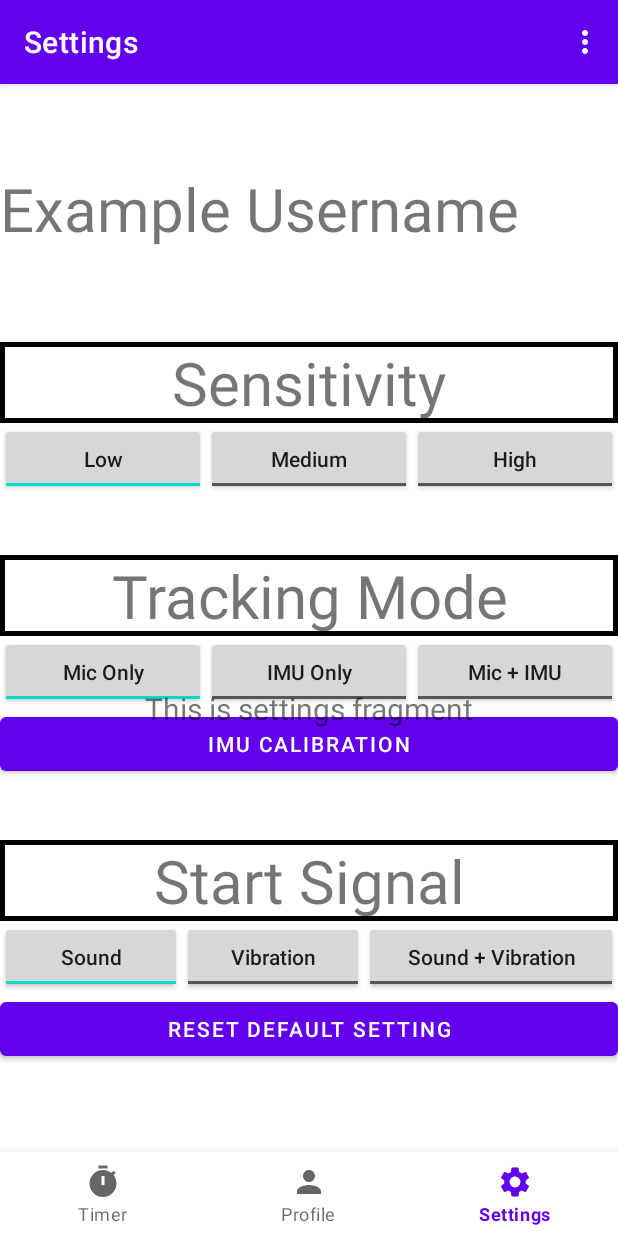
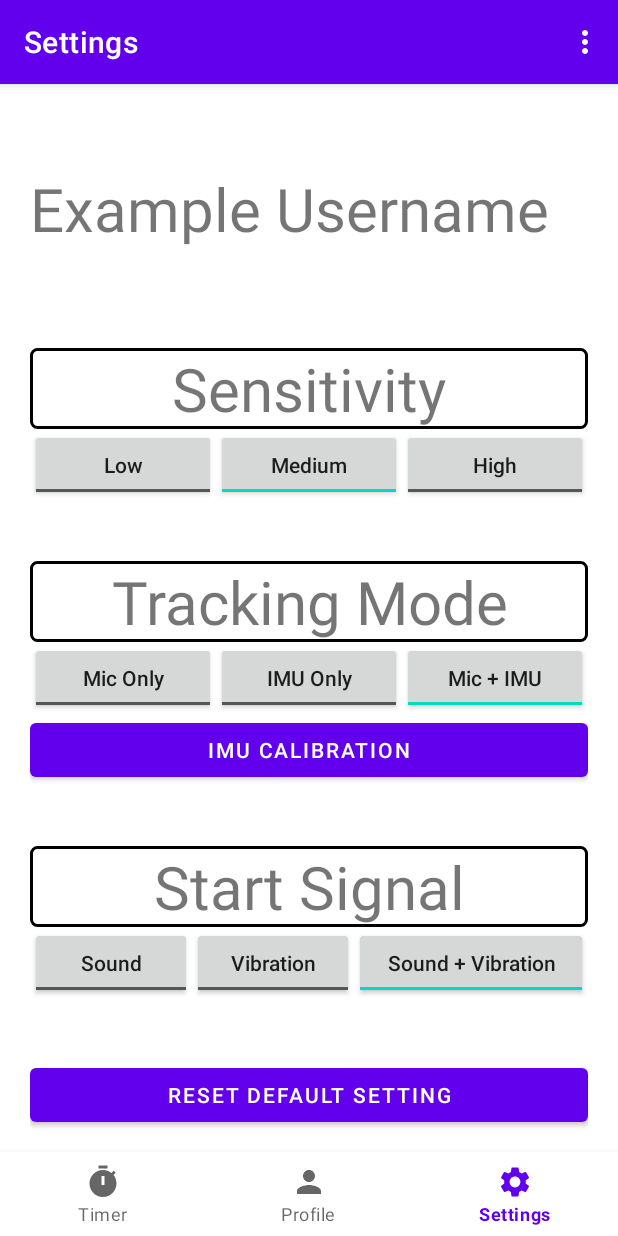
Before and after one commit to ShotPal/ShotPal, an Android app: the SettingsFragment screen opened through its navigation route, on a phone screen of 412 x 824 dp. Run offline under Robolectric (Android 15) with nearby library versions, the phone set to English and light mode, and no system bars; our stand-ins replace navigation-ui.

Commit message:
fixed button toggles in settings; implemented reset; TODO: IMU calibration

```diff
--- a/app/src/main/java/com/cs407/shotpal/ui/settings/SettingsFragment.java
+++ b/app/src/main/java/com/cs407/shotpal/ui/settings/SettingsFragment.java
@@ -1,16 +1,17 @@
 package com.cs407.shotpal.ui.settings;
 
+import android.content.SharedPreferences;
 import android.os.Bundle;
+import android.util.Log;
 import android.view.LayoutInflater;
 import android.view.View;
 import android.view.ViewGroup;
-import android.widget.TextView;
+import android.widget.Button;
 import android.widget.ToggleButton;
 
 import androidx.annotation.NonNull;
 import androidx.annotation.Nullable;
 import androidx.fragment.app.Fragment;
-import androidx.lifecycle.ViewModelProvider;
 
 import com.cs407.shotpal.R;
 import com.cs407.shotpal.databinding.FragmentSettingsBinding;
@@ -19,33 +20,28 @@ public class SettingsFragment extends Fragment {
 
     private FragmentSettingsBinding binding;
 
-    private String sensLevel = "low";
+    private SharedPreferences sharedPreferences;
+    String sensOpt, trackOpt, sigOpt;
 
-    private String trackingOption = "mic";
-    private String signalOption = "sound";
+    static final String DEFAULT_SENS_OPT = "medium";
+    static final String DEFAULT_TRACK_OPT = "dual";
+    static final String DEFAULT_SIG_OPT = "dual";
 
-    ToggleButton lowButton, midButton, highButton;
+    ToggleButton sensLowButton, sensMidButton, sensHighButton;
     ToggleButton micButton, imuButton, dualTrackingButton;
     ToggleButton soundButton, vibrationButton, dualSignalButton;
+    Button calibrationButton, resetButton;
 
-    public View onCreateView(@NonNull LayoutInflater inflater,
-                             ViewGroup container, Bundle savedInstanceState) {
-        SettingsViewModel settingsViewModel =
-                new ViewModelProvider(this).get(SettingsViewModel.class);
-
+    public View onCreateView(@NonNull LayoutInflater inflater, ViewGroup container, Bundle savedInstanceState) {
         binding = FragmentSettingsBinding.inflate(inflater, container, false);
-        View root = binding.getRoot();
-
-        final TextView textView = binding.textNotifications;
-        settingsViewModel.getText().observe(getViewLifecycleOwner(), textView::setText);
-        return root;
+        return binding.getRoot();
     }
 
     @Override
     public void onViewCreated(@NonNull View view, @Nullable Bundle savedInstanceState) {
-        lowButton = view.findViewById(R.id.sensLowButton);
-        midButton = view.findViewById(R.id.sensMidButton);
-        highButton = view.findViewById(R.id.sensHighButton);
+        sensLowButton = view.findViewById(R.id.sensLowButton);
+        sensMidButton = view.findViewById(R.id.sensMidButton);
+        sensHighButton = view.findViewById(R.id.sensHighButton);
 
         micButton = view.findViewById(R.id.micButton);
         imuButton = view.findViewById(R.id.imuButton);
@@ -55,93 +51,92 @@ public class SettingsFragment extends Fragment {
         vibrationButton = view.findViewById(R.id.vibrationButton);
         dualSignalButton = view.findViewById(R.id.dualSignalButton);
 
-        updateButtonSelection();
+        calibrationButton = view.findViewById(R.id.calibrationButton);
+        resetButton = view.findViewById(R.id.resetButton);
 
-        lowButton.setOnCheckedChangeListener((buttonView, isChecked) -> {
-                sensLevel = "low";
-                updateButtonSelection();
+        // Load settings from shared preferences
+        sharedPreferences = requireActivity().getSharedPreferences("settings", 0);
+        sensOpt = sharedPreferences.getString("sensOpt", DEFAULT_SENS_OPT);
+        trackOpt = sharedPreferences.getString("trackOpt", DEFAULT_TRACK_OPT);
+        sigOpt = sharedPreferences.getString("signOpt", DEFAULT_SIG_OPT);
+        Log.println(Log.INFO, "Settings", "Loaded settings: " + sensOpt + " " + trackOpt + " " + sigOpt);
+
+        updateButton();
+
+        sensLowButton.setOnClickListener(v -> {
+            sensOpt = "low";
+            updateButton();
         });
-        midButton.setOnCheckedChangeListener((buttonView, isChecked) -> {
-                sensLevel = "mid";
-                updateButtonSelection();
+        sensMidButton.setOnClickListener(v -> {
+            sensOpt = "medium";
+            updateButton();
+        });
+        sensHighButton.setOnClickListener(v -> {
+            sensOpt = "high";
+            updateButton();
         });
 
-        highButton.setOnCheckedChangeListener((buttonView, isChecked) -> {
-                sensLevel = "high";
-                updateButtonSelection();
+        micButton.setOnClickListener(v -> {
+            trackOpt = "mic";
+            updateButton();
+        });
+        imuButton.setOnClickListener(v -> {
+            trackOpt = "imu";
+            updateButton();
+        });
+        dualTrackingButton.setOnClickListener(v -> {
+            trackOpt = "dual";
+            updateButton();
         });
 
-        micButton.setOnCheckedChangeListener((buttonView, isChecked) -> {
-                trackingOption = "mic";
-                updateButtonSelection();
+        soundButton.setOnClickListener(v -> {
+            sigOpt = "sound";
+            updateButton();
+        });
+        vibrationButton.setOnClickListener(v -> {
+            sigOpt = "vibration";
+            updateButton();
+        });
+        dualSignalButton.setOnClickListener(v -> {
+            sigOpt = "dual";
+            updateButton();
         });
 
-        imuButton.setOnCheckedChangeListener((buttonView, isChecked) -> {
-                trackingOption = "imu";
-                updateButtonSelection();
-        });
-
-        dualTrackingButton.setOnCheckedChangeListener((buttonView, isChecked) -> {
-                trackingOption = "dual";
-                updateButtonSelection();
-        });
-
-        soundButton.setOnCheckedChangeListener((buttonView, isChecked) -> {
-                signalOption = "sound";
-                updateButtonSelection();
-        });
-        soundButton.setOnCheckedChangeListener((buttonView, isChecked) -> {
-                signalOption = "vibration";
-                updateButtonSelection();
-        });
-        dualTrackingButton.setOnCheckedChangeListener((buttonView, isChecked) -> {
-                signalOption = "dual";
-                updateButtonSelection();
-        });
+        calibrationButton.setOnClickListener(v -> calibrationButton());
+        resetButton.setOnClickListener(v -> resetButton());
     }
 
-    private void updateButtonSelection() {
-        if (sensLevel.equals("low")) {
-            lowButton.setChecked(true);
-            midButton.setChecked(false);
-            highButton.setChecked(false);
-        } else if (sensLevel.equals("mid")) {
-            lowButton.setChecked(false);
-            midButton.setChecked(true);
-            highButton.setChecked(false);
-        } else {
-            lowButton.setChecked(false);
-            midButton.setChecked(false);
-            highButton.setChecked(true);
-        }
+    private void updateButton() {
+        sharedPreferences = requireActivity().getSharedPreferences("settings", 0);
+        SharedPreferences.Editor editor = sharedPreferences.edit();
+        editor.putString("sensOpt", sensOpt);
+        editor.putString("trackOpt", trackOpt);
+        editor.putString("signOpt", sigOpt);
+        editor.apply();
+        Log.println(Log.INFO, "Settings", "Saved settings: " + sensOpt + " " + trackOpt + " " + sigOpt);
 
-        if (trackingOption.equals("mic")) {
-            micButton.setChecked(true);
-            imuButton.setChecked(false);
-            dualTrackingButton.setChecked(false);
-        } else if (sensLevel.equals("imu")) {
-            micButton.setChecked(false);
-            imuButton.setChecked(true);
-            dualTrackingButton.setChecked(false);
-        } else {
-            micButton.setChecked(false);
-            imuButton.setChecked(false);
-            dualTrackingButton.setChecked(true);
-        }
+        sensLowButton.setChecked(sensOpt.equals("low"));
+        sensMidButton.setChecked(sensOpt.equals("medium"));
+        sensHighButton.setChecked(sensOpt.equals("high"));
 
-        if (signalOption.equals("sound")) {
-            soundButton.setChecked(true);
-            vibrationButton.setChecked(false);
-            dualSignalButton.setChecked(false);
-        } else if (sensLevel.equals("vibration")) {
-            soundButton.setChecked(false);
-            vibrationButton.setChecked(true);
-            dualSignalButton.setChecked(false);
-        } else {
-            soundButton.setChecked(false);
-            vibrationButton.setChecked(false);
-            dualSignalButton.setChecked(true);
-        }
+        micButton.setChecked(trackOpt.equals("mic"));
+        imuButton.setChecked(trackOpt.equals("imu"));
+        dualTrackingButton.setChecked(trackOpt.equals("dual"));
+
+        soundButton.setChecked(sigOpt.equals("sound"));
+        vibrationButton.setChecked(sigOpt.equals("vibration"));
+        dualSignalButton.setChecked(sigOpt.equals("dual"));
+    }
+
+    private void resetButton() {
+        sensOpt = DEFAULT_SENS_OPT;
+        trackOpt = DEFAULT_TRACK_OPT;
+        sigOpt = DEFAULT_SIG_OPT;
+        updateButton();
+    }
+
+    private void calibrationButton() {
+        // TODO: Implement calibration
     }
 
     @Override
--- a/app/src/main/res/drawable/textview_border.xml
+++ /dev/null
@@ -1,6 +0,0 @@
-<?xml version="1.0" encoding="utf-8"?>
-<shape xmlns:android="http://schemas.android.com/apk/res/android"
-    android:shape="rectangle">
-    <solid android:color="#ffffff" />
-    <stroke android:width="3dip" android:color="@color/black"/>
-</shape>
--- a/app/src/main/res/layout/fragment_settings.xml
+++ b/app/src/main/res/layout/fragment_settings.xml
@@ -10,6 +10,10 @@
         android:id="@+id/linearLayout"
         android:layout_width="0dp"
         android:layout_height="0dp"
+        android:layout_marginStart="20dp"
+        android:layout_marginTop="20dp"
+        android:layout_marginEnd="20dp"
+        android:layout_marginBottom="20dp"
         android:orientation="vertical"
         app:layout_constraintBottom_toBottomOf="parent"
         app:layout_constraintEnd_toEndOf="parent"
@@ -20,8 +24,8 @@
             android:id="@+id/sensTextView"
             android:layout_width="match_parent"
             android:layout_height="wrap_content"
-            android:layout_marginTop="116dp"
-            android:background="@drawable/textview_border"
+            android:layout_marginTop="100dp"
+            android:background="@drawable/black_rectangle"
             android:text="@string/sensitivity"
             android:textAlignment="center"
             android:textSize="40sp" />
@@ -67,7 +71,7 @@
             android:layout_width="match_parent"
             android:layout_height="wrap_content"
             android:layout_marginTop="40dp"
-            android:background="@drawable/textview_border"
+            android:background="@drawable/black_rectangle"
             android:text="@string/tracking_mode"
             android:textAlignment="center"
             android:textSize="40sp" />
@@ -119,7 +123,7 @@
             android:layout_width="match_parent"
             android:layout_height="wrap_content"
             android:layout_marginTop="40dp"
-            android:background="@drawable/textview_border"
+            android:background="@drawable/black_rectangle"
             android:text="@string/start_signal"
             android:textAlignment="center"
             android:textSize="40sp" />
@@ -164,6 +168,7 @@
             android:id="@+id/resetButton"
             android:layout_width="match_parent"
             android:layout_height="wrap_content"
+            android:layout_marginTop="40dp"
             android:text="@string/reset_default_setting" />
 
     </LinearLayout>
@@ -172,24 +177,12 @@
         android:id="@+id/usernameView"
         android:layout_width="match_parent"
         android:layout_height="wrap_content"
+        android:layout_marginStart="20dp"
+        android:layout_marginEnd="20dp"
         android:text="@string/example_username"
         android:textSize="40sp"
         app:layout_constraintEnd_toEndOf="parent"
         app:layout_constraintStart_toStartOf="parent"
         app:layout_constraintTop_toTopOf="parent" />
 
-    <TextView
-        android:id="@+id/text_notifications"
-        android:layout_width="match_parent"
-        android:layout_height="wrap_content"
-        android:layout_marginStart="8dp"
-        android:layout_marginTop="8dp"
-        android:layout_marginEnd="8dp"
-        android:textAlignment="center"
-        android:textSize="20sp"
-        app:layout_constraintBottom_toBottomOf="parent"
-        app:layout_constraintEnd_toEndOf="parent"
-        app:layout_constraintStart_toStartOf="parent"
-        app:layout_constraintTop_toTopOf="parent" />
-
 </androidx.constraintlayout.widget.ConstraintLayout>
```
